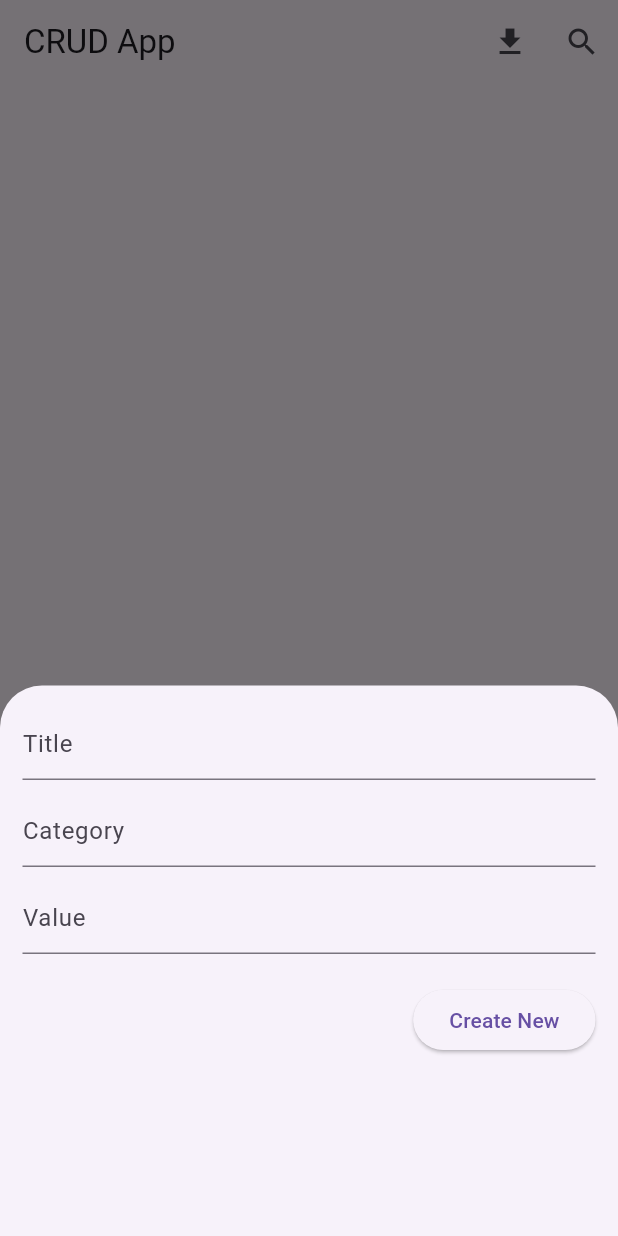
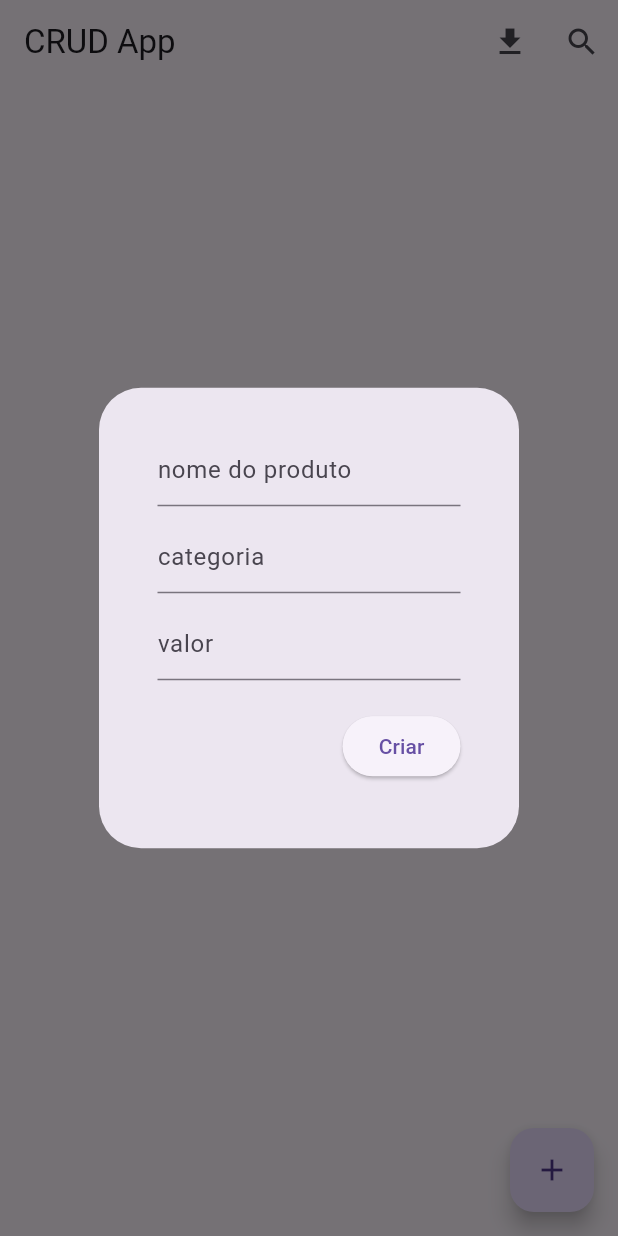
Before and after one commit to ArtthSilva/crud_bd_avancado, a Flutter app: the screen it shows after launch, after a tap on the "add" icon, on a phone screen of 412 x 824 dp. Run offline on Flutter 3.47's test engine with Material 3 defaults, Android fonts, the phone set to English and light mode, and no system bars; our stand-ins replace csv, permission_handler, sqflite; accounts and stored records are empty.

```diff
--- a/lib/ui/pages/home_page.dart
+++ b/lib/ui/pages/home_page.dart
@@ -39,16 +39,16 @@ class _HomePageState extends State<HomePage> {
       _valueController.text = existingJournal['value'];
     }
 
-    showModalBottomSheet(
+    showDialog(
         context: context,
-        elevation: 5,
-        isScrollControlled: true,
-        builder: (_) => Container(
+        builder: (_) => AlertDialog(
+              content: SingleChildScrollView(
+                child: Container(
                   padding: EdgeInsets.only(
                     top: 15,
                     left: 15,
                     right: 15,
-                bottom: MediaQuery.of(context).viewInsets.bottom + 120,
+                    bottom: MediaQuery.of(context).viewInsets.bottom + 20,
                   ),
                   child: Column(
                     mainAxisSize: MainAxisSize.min,
@@ -56,21 +56,21 @@ class _HomePageState extends State<HomePage> {
                     children: [
                       TextField(
                         controller: _titleController,
-                    decoration: const InputDecoration(hintText: 'Title'),
+                        decoration: const InputDecoration(hintText: 'nome do produto'),
                       ),
                       const SizedBox(
                         height: 10,
                       ),
                       TextField(
                         controller: _descriptionController,
-                    decoration: const InputDecoration(hintText: 'Category'),
+                        decoration: const InputDecoration(hintText: 'categoria'),
                       ),
                       const SizedBox(
                         height: 10,
                       ),
                       TextField(
                         controller: _valueController,
-                    decoration: const InputDecoration(hintText: 'Value'),
+                        decoration: const InputDecoration(hintText: 'valor'),
                       ),
                       const SizedBox(
                         height: 20,
@@ -90,9 +90,11 @@ class _HomePageState extends State<HomePage> {
                           if (!mounted) return;
                           Navigator.of(context).pop();
                         },
-                    child: Text(id == null ? 'Create New' : 'Update'),
+                        child: Text(id == null ? 'Criar' : 'Atualizar'),
                       )
                     ],
+                  ),
+                ),
               ),
             ));
   }
@@ -114,7 +116,7 @@ class _HomePageState extends State<HomePage> {
   void _deleteItem(int id) async {
     await SQLHelper.deleteItem(id);
     ScaffoldMessenger.of(context).showSnackBar(const SnackBar(
-      content: Text('Successfully deleted a product!'),
+      content: Text('Produto deletado com sucesso!'),
     ));
     _refreshJournals();
   }
@@ -191,12 +193,12 @@ class _HomePageState extends State<HomePage> {
                                             _deleteItem(_journals[index]['id']);
                                             Navigator.pop(context);
                                           },
-                                          child: const Text('Yes')),
+                                          child: const Text('Deletar')),
                                       TextButton(
                                         onPressed: () {
                                           Navigator.pop(context);
                                         },
-                                        child: const Text('Cancel'),
+                                        child: const Text('Cancelar'),
                                       )
                                     ],
                                   );
@@ -217,34 +219,27 @@ class _HomePageState extends State<HomePage> {
   }
 
   void _showFilterForm() {
-    showModalBottomSheet(
+    showDialog(
         context: context,
-        builder: (_) => Container(
-              padding: EdgeInsets.only(
-                top: 15,
-                left: 15,
-                right: 15,
-                bottom: MediaQuery.of(context).viewInsets.bottom + 120,
-              ),
+        builder: (_) => AlertDialog(
+              content: Container(
                 child: Column(
                   mainAxisSize: MainAxisSize.min,
                   crossAxisAlignment: CrossAxisAlignment.end,
                   children: [
                     TextField(
                       controller: _filterController,
-                    decoration: const InputDecoration(hintText: 'Category'),
-                  ),
-                  const SizedBox(
-                    height: 20,
+                      decoration: const InputDecoration(hintText: 'Categoria'),
                     ),
                     ElevatedButton(
                       onPressed: () {
                         _filterItems();
                         Navigator.of(context).pop();
                       },
-                    child: const Text('Filter'),
+                      child: const Text('Filtrar'),
                     ),
                   ],
+                ),
               ),
             ));
   }
```
Lines whose indentation alone changed are shown as unchanged.
